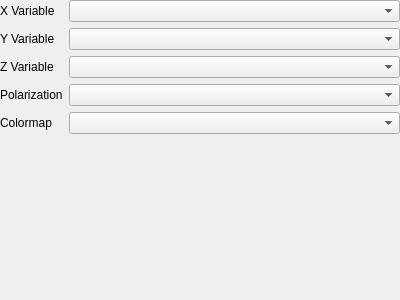
Before: the Qt Designer form pychamber/app/ui/contour_plot_settings.ui in PyChamber/PyChamber, drawn with Qt 5.
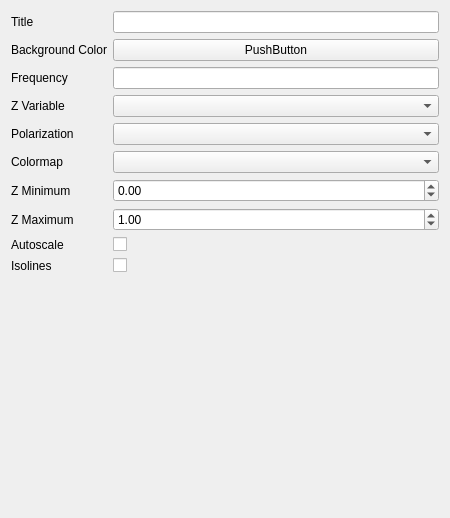
After: the same form once the commit is applied. Custom widgets are drawn as their Qt base class.

Commit message: Plots are a beast but looking good

Diff of the .ui file:
```diff
--- a/pychamber/app/ui/contour_plot_settings.ui
+++ b/pychamber/app/ui/contour_plot_settings.ui
@@ -6,82 +6,176 @@
    <rect>
     <x>0</x>
     <y>0</y>
-    <width>400</width>
-    <height>300</height>
+    <width>450</width>
+    <height>518</height>
    </rect>
   </property>
   <property name="windowTitle">
    <string>Form</string>
   </property>
-  <layout class="QVBoxLayout" name="verticalLayout" stretch="1">
-   <property name="leftMargin">
-    <number>0</number>
-   </property>
-   <property name="topMargin">
-    <number>0</number>
-   </property>
-   <property name="rightMargin">
-    <number>0</number>
-   </property>
-   <property name="bottomMargin">
-    <number>0</number>
-   </property>
+  <layout class="QVBoxLayout" name="verticalLayout">
    <item>
     <layout class="QFormLayout" name="formLayout">
      <item row="0" column="0">
       <widget class="QLabel" name="x_var_label">
        <property name="text">
-        <string>X Variable</string>
+        <string>Title</string>
        </property>
       </widget>
      </item>
      <item row="0" column="1">
-      <widget class="QComboBox" name="x_var_cb"/>
+      <widget class="QLineEdit" name="title_le"/>
      </item>
      <item row="1" column="0">
       <widget class="QLabel" name="y_var_label">
        <property name="text">
-        <string>Y Variable</string>
+        <string>Background Color</string>
        </property>
       </widget>
      </item>
      <item row="1" column="1">
-      <widget class="QComboBox" name="y_var_cb"/>
+      <widget class="ColorButton" name="bg_color_btn">
+       <property name="text">
+        <string>PushButton</string>
+       </property>
+      </widget>
      </item>
      <item row="2" column="0">
+      <widget class="QLabel" name="label_9">
+       <property name="text">
+        <string>Frequency</string>
+       </property>
+       <property name="alignment">
+        <set>Qt::AlignCenter</set>
+       </property>
+      </widget>
+     </item>
+     <item row="2" column="1">
+      <widget class="FrequencyLineEdit" name="freq_le"/>
+     </item>
+     <item row="3" column="0">
       <widget class="QLabel" name="z_var_label">
        <property name="text">
         <string>Z Variable</string>
        </property>
       </widget>
      </item>
-     <item row="2" column="1">
+     <item row="3" column="1">
       <widget class="QComboBox" name="z_var_cb"/>
      </item>
-     <item row="3" column="0">
+     <item row="4" column="0">
       <widget class="QLabel" name="pol_label">
        <property name="text">
         <string>Polarization</string>
        </property>
       </widget>
      </item>
-     <item row="3" column="1">
+     <item row="4" column="1">
       <widget class="QComboBox" name="pol_cb"/>
      </item>
-     <item row="4" column="0">
+     <item row="5" column="0">
       <widget class="QLabel" name="cmap_label">
        <property name="text">
         <string>Colormap</string>
        </property>
       </widget>
      </item>
-     <item row="4" column="1">
-      <widget class="QComboBox" name="contour_cmap_cb"/>
+     <item row="5" column="1">
+      <widget class="QComboBox" name="cmap_cb"/>
+     </item>
+     <item row="6" column="0">
+      <widget class="QLabel" name="label_5">
+       <property name="text">
+        <string>Z Minimum</string>
+       </property>
+      </widget>
+     </item>
+     <item row="6" column="1">
+      <widget class="QDoubleSpinBox" name="min_sb">
+       <property name="minimum">
+        <double>-1000000.000000000000000</double>
+       </property>
+       <property name="maximum">
+        <double>1000000.000000000000000</double>
+       </property>
+       <property name="singleStep">
+        <double>0.250000000000000</double>
+       </property>
+       <property name="value">
+        <double>0.000000000000000</double>
+       </property>
+      </widget>
+     </item>
+     <item row="7" column="0">
+      <widget class="QLabel" name="label_6">
+       <property name="text">
+        <string>Z Maximum</string>
+       </property>
+      </widget>
+     </item>
+     <item row="7" column="1">
+      <widget class="QDoubleSpinBox" name="max_sb">
+       <property name="minimum">
+        <double>-100000.000000000000000</double>
+       </property>
+       <property name="maximum">
+        <double>1000000.000000000000000</double>
+       </property>
+       <property name="singleStep">
+        <double>0.250000000000000</double>
+       </property>
+       <property name="value">
+        <double>1.000000000000000</double>
+       </property>
+      </widget>
+     </item>
+     <item row="8" column="0">
+      <widget class="QLabel" name="label_8">
+       <property name="text">
+        <string>Autoscale</string>
+       </property>
+      </widget>
+     </item>
+     <item row="8" column="1">
+      <widget class="QCheckBox" name="autoscale_checkbox">
+       <property name="text">
+        <string/>
+       </property>
+      </widget>
+     </item>
+     <item row="9" column="0">
+      <widget class="QLabel" name="label_10">
+       <property name="text">
+        <string>Isolines</string>
+       </property>
+      </widget>
+     </item>
+     <item row="9" column="1">
+      <widget class="QCheckBox" name="isolines_checkbox">
+       <property name="text">
+        <string/>
+       </property>
+       <property name="checked">
+        <bool>false</bool>
+       </property>
+      </widget>
      </item>
     </layout>
    </item>
   </layout>
  </widget>
+ <customwidgets>
+  <customwidget>
+   <class>ColorButton</class>
+   <extends>QPushButton</extends>
+   <header>pyqtgraph</header>
+  </customwidget>
+  <customwidget>
+   <class>FrequencyLineEdit</class>
+   <extends>QLineEdit</extends>
+   <header>..widgets.frequency_lineedit</header>
+  </customwidget>
+ </customwidgets>
  <resources/>
  <connections/>
 </ui>
```
Left out of the diff: 4 changed lines with no effect on the pictures. The commit also changes 32 other files.
